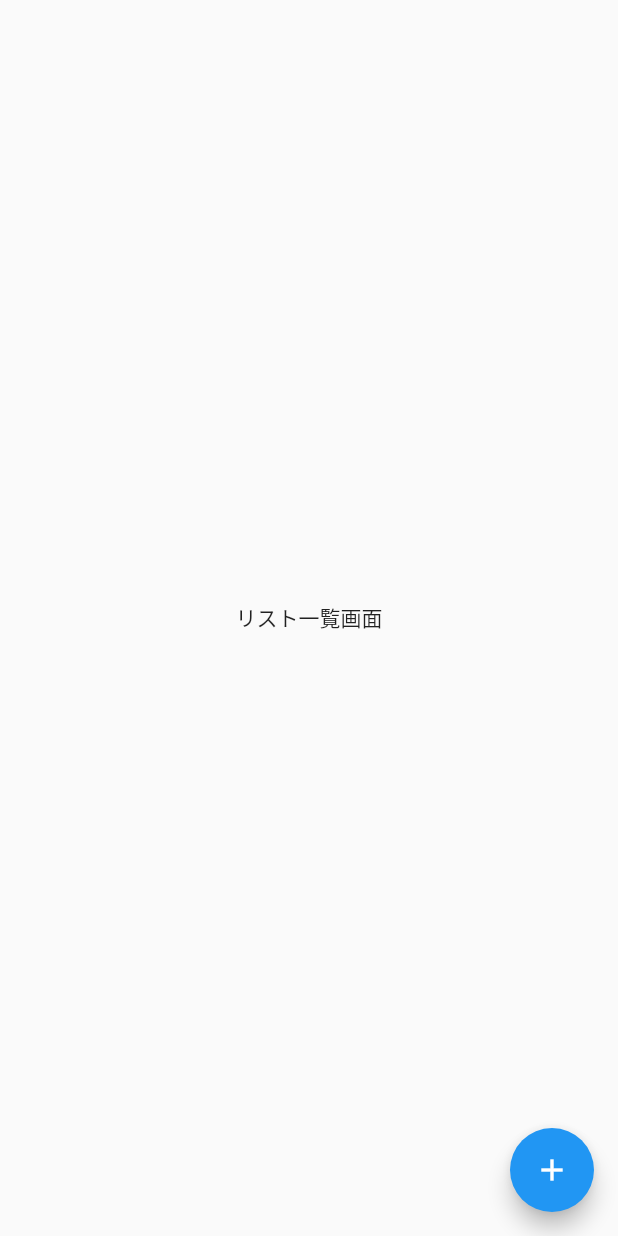
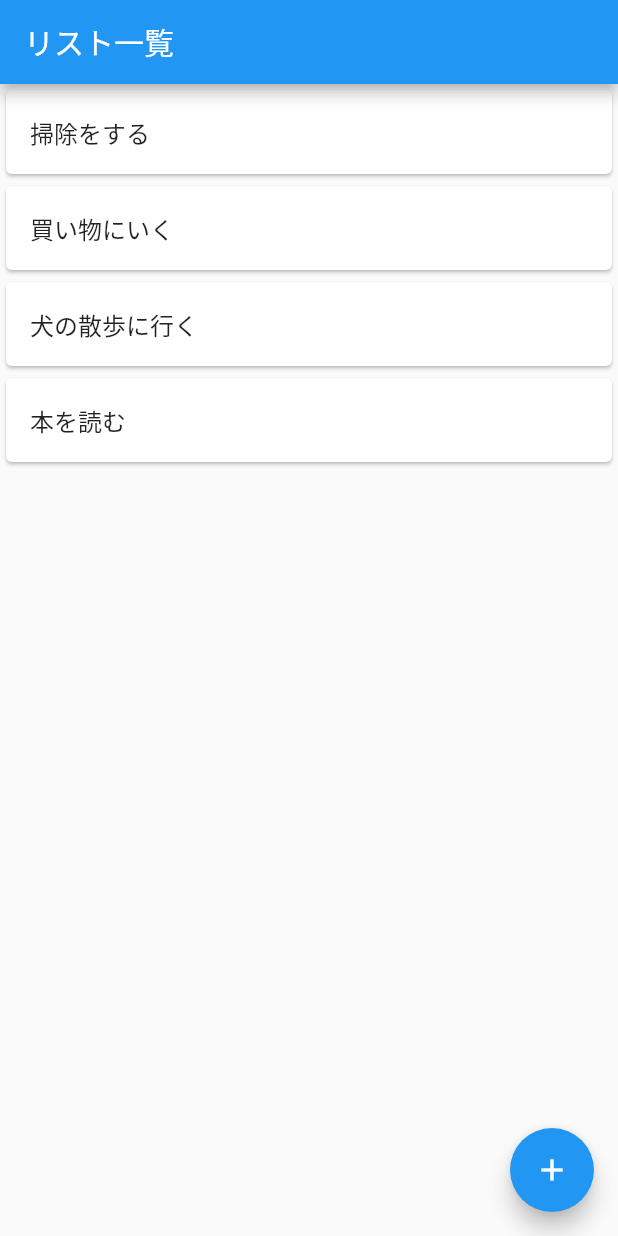
Before and after one commit to Saku-33/todoApp-Flutter, a Flutter app: the screen it shows after launch, on a phone screen of 412 x 824 dp. Run offline on Flutter 3.47's test engine with Material 2 defaults, Android fonts, the phone set to English and light mode, and no system bars.

Commit message:
TODOリストを表示（ハードコード）

```diff
--- a/lib/main.dart
+++ b/lib/main.dart
@@ -22,9 +22,31 @@ class TodoListPage extends StatelessWidget {
   @override
   Widget build(BuildContext context) {
     return Scaffold(
-      body: Center(
-        child: Text('リスト一覧画面'),
+      appBar: AppBar(
+        title: Text('リスト一覧'),
       ),
+      body: ListView(children: <Widget>[
+        Card(
+          child: ListTile(
+            title: Text("掃除をする"),
+          ),
+        ),
+        Card(
+          child: ListTile(
+            title: Text("買い物にいく"),
+          ),
+        ),
+        Card(
+          child: ListTile(
+            title: Text("犬の散歩に行く"),
+          ),
+        ),
+        Card(
+          child: ListTile(
+            title: Text("本を読む"),
+          ),
+        ),
+      ]),
       floatingActionButton: FloatingActionButton(
         onPressed: () {
           Navigator.of(context).push(
```
